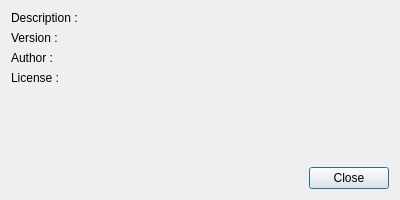
Above: v2/branches/dev/monkey/src/pluginsmanager/ui/UIPluginsSettingsAbout.ui from testmana2/mks before the change. Below: the same form after it.
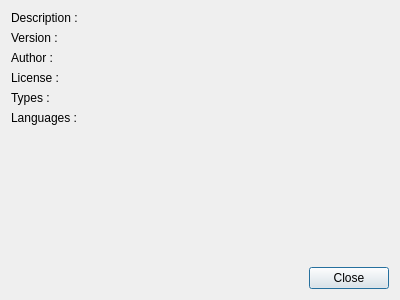
That is the form after the change.

Commit message: Integrate final version of the new dialog that manage plugins. This is presented as a KDE 4 -like plugins dialog editor.

Patch:
```diff
--- a/v2/branches/dev/monkey/src/pluginsmanager/ui/UIPluginsSettingsAbout.ui
+++ b/v2/branches/dev/monkey/src/pluginsmanager/ui/UIPluginsSettingsAbout.ui
@@ -6,7 +6,7 @@
     <x>0</x>
     <y>0</y>
     <width>400</width>
-    <height>200</height>
+    <height>300</height>
    </rect>
   </property>
   <property name="sizePolicy" >
@@ -153,14 +153,71 @@
      </property>
     </widget>
    </item>
-   <item row="5" column="0" colspan="2" >
-    <widget class="QDialogButtonBox" name="dbbButtonsonBox" >
-     <property name="standardButtons" >
-      <set>QDialogButtonBox::Close</set>
+   <item row="4" column="0" >
+    <widget class="QLabel" name="lTypes" >
+     <property name="sizePolicy" >
+      <sizepolicy vsizetype="Preferred" hsizetype="Maximum" >
+       <horstretch>0</horstretch>
+       <verstretch>0</verstretch>
+      </sizepolicy>
      </property>
+     <property name="text" >
+      <string>Types :</string>
+     </property>
+     <property name="alignment" >
+      <set>Qt::AlignLeading|Qt::AlignLeft|Qt::AlignTop</set>
+     </property>
     </widget>
    </item>
-   <item row="4" column="0" colspan="2" >
+   <item row="4" column="1" >
+    <widget class="QLabel" name="lTypesInfos" >
+     <property name="sizePolicy" >
+      <sizepolicy vsizetype="Maximum" hsizetype="Preferred" >
+       <horstretch>0</horstretch>
+       <verstretch>0</verstretch>
+      </sizepolicy>
+     </property>
+     <property name="openExternalLinks" >
+      <bool>true</bool>
+     </property>
+     <property name="textInteractionFlags" >
+      <set>Qt::LinksAccessibleByMouse|Qt::TextSelectableByMouse</set>
+     </property>
+    </widget>
+   </item>
+   <item row="5" column="0" >
+    <widget class="QLabel" name="lLanguages" >
+     <property name="sizePolicy" >
+      <sizepolicy vsizetype="Preferred" hsizetype="Maximum" >
+       <horstretch>0</horstretch>
+       <verstretch>0</verstretch>
+      </sizepolicy>
+     </property>
+     <property name="text" >
+      <string>Languages :</string>
+     </property>
+     <property name="alignment" >
+      <set>Qt::AlignLeading|Qt::AlignLeft|Qt::AlignTop</set>
+     </property>
+    </widget>
+   </item>
+   <item row="5" column="1" >
+    <widget class="QLabel" name="lLanguagesInfos" >
+     <property name="sizePolicy" >
+      <sizepolicy vsizetype="Maximum" hsizetype="Preferred" >
+       <horstretch>0</horstretch>
+       <verstretch>0</verstretch>
+      </sizepolicy>
+     </property>
+     <property name="openExternalLinks" >
+      <bool>true</bool>
+     </property>
+     <property name="textInteractionFlags" >
+      <set>Qt::LinksAccessibleByMouse|Qt::TextSelectableByMouse</set>
+     </property>
+    </widget>
+   </item>
+   <item row="6" column="0" colspan="2" >
     <spacer name="verticalSpacer" >
      <property name="orientation" >
       <enum>Qt::Vertical</enum>
@@ -173,6 +230,13 @@
      </property>
     </spacer>
    </item>
+   <item row="7" column="0" colspan="2" >
+    <widget class="QDialogButtonBox" name="dbbButtonsonBox" >
+     <property name="standardButtons" >
+      <set>QDialogButtonBox::Close</set>
+     </property>
+    </widget>
+   </item>
   </layout>
  </widget>
  <resources/>
```
The commit also changes 7 other files.
